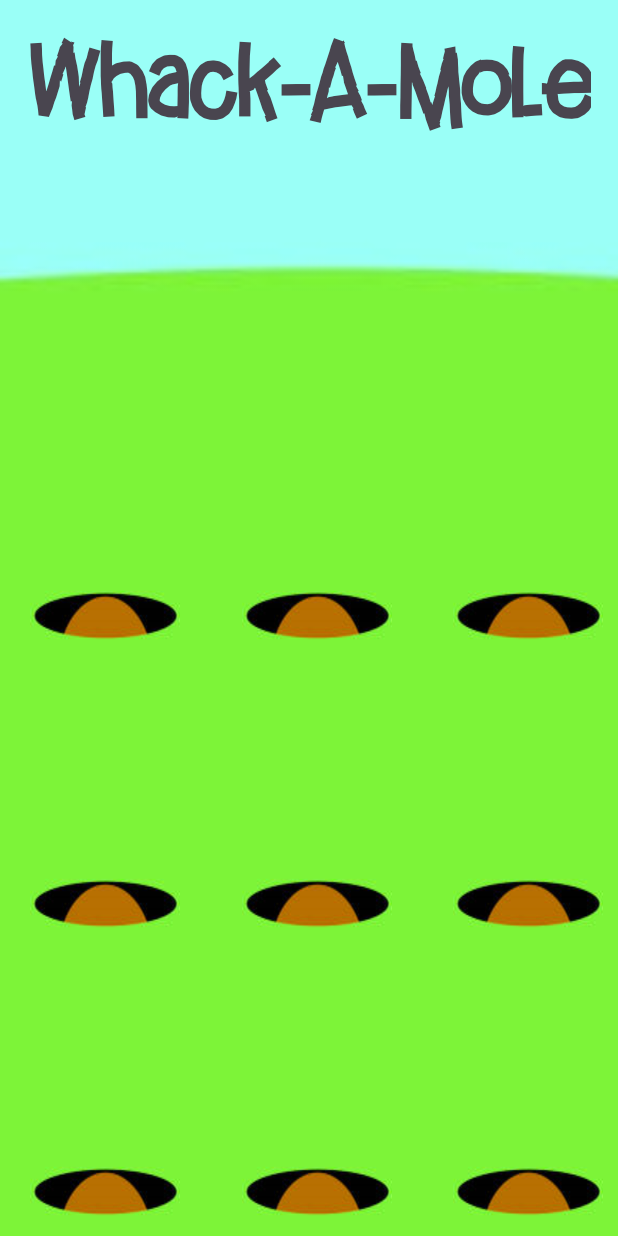
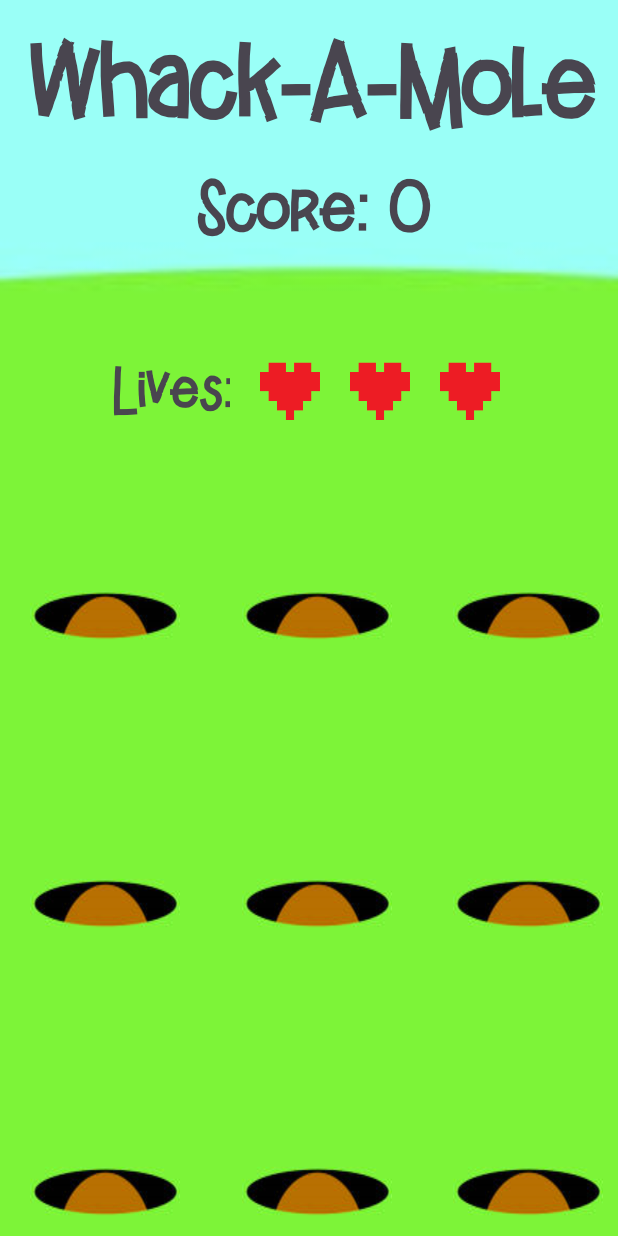
Before and after one commit to jewell-owen/Whack-A-Mole, an Android app: the GameActivity screen opened directly, with no data from a screen before it, on a phone screen of 412 x 824 dp. Run offline under Robolectric (Android 15) with nearby library versions, the phone set to English and light mode, and no system bars.

Commit message:
worked on play layout

```diff
--- a/app/src/main/java/com/example/project1/WhackAMoleViewModel.java
+++ b/app/src/main/java/com/example/project1/WhackAMoleViewModel.java
@@ -13,5 +13,4 @@ public class WhackAMoleViewModel extends ViewModel{
 
     private int score;
     private int lives;
-    private
 }
--- a/app/src/main/res/layout/activity_game.xml
+++ b/app/src/main/res/layout/activity_game.xml
@@ -9,8 +9,8 @@
     tools:context=".GameActivity">
 
     <TextView
-        android:id="@+id/main_title_tv"
-        android:layout_width="wrap_content"
+        android:id="@+id/game_title_tv"
+        android:layout_width="match_parent"
         android:layout_height="wrap_content"
         android:text="@string/app_name"
         android:textSize="76sp"
@@ -21,6 +21,68 @@
         app:layout_constraintEnd_toEndOf="parent"
         app:layout_constraintStart_toStartOf="parent"
         app:layout_constraintTop_toTopOf="parent" />
+
+    <TextView
+        android:id="@+id/game_score_tv"
+        android:layout_width="match_parent"
+        android:layout_height="wrap_content"
+        android:text="@string/score"
+        android:textSize="50sp"
+        android:textAlignment="center"
+        android:textStyle="bold"
+        android:layout_marginTop="12dp"
+        android:fontFamily="@font/mole_font"
+        app:layout_constraintEnd_toEndOf="parent"
+        app:layout_constraintStart_toStartOf="parent"
+        app:layout_constraintTop_toBottomOf="@id/game_title_tv" />
+
+    <TextView
+        android:id="@+id/game_lives_tv"
+        android:layout_width="wrap_content"
+        android:layout_height="wrap_content"
+        android:text="@string/lives"
+        android:textSize="40sp"
+        android:textAlignment="center"
+        android:textStyle="bold"
+        android:layout_marginTop="70dp"
+        android:layout_marginStart="74dp"
+        android:fontFamily="@font/mole_font"
+        app:layout_constraintStart_toStartOf="parent"
+        app:layout_constraintTop_toBottomOf="@id/game_score_tv" />
+
+    <ImageView
+        android:id="@+id/game_life1_iv"
+        android:layout_width="40dp"
+        android:layout_height="40dp"
+        android:layout_marginTop="74dp"
+        android:layout_marginLeft="20dp"
+        android:background="@drawable/full_heart"
+        app:layout_constraintStart_toEndOf="@id/game_lives_tv"
+        app:layout_constraintTop_toBottomOf="@id/game_score_tv">
+    </ImageView>
+
+
+    <ImageView
+        android:id="@+id/game_life2_iv"
+        android:layout_width="40dp"
+        android:layout_height="40dp"
+        android:layout_marginTop="74dp"
+        android:layout_marginStart="20dp"
+        android:background="@drawable/full_heart"
+        app:layout_constraintStart_toEndOf="@id/game_life1_iv"
+        app:layout_constraintTop_toBottomOf="@id/game_score_tv">
+    </ImageView>
+
+    <ImageView
+        android:id="@+id/game_life3_iv"
+        android:layout_width="40dp"
+        android:layout_height="40dp"
+        android:layout_marginTop="74dp"
+        android:layout_marginStart="20dp"
+        android:background="@drawable/full_heart"
+        app:layout_constraintStart_toEndOf="@id/game_life2_iv"
+        app:layout_constraintTop_toBottomOf="@id/game_score_tv">
+    </ImageView>
 
     <ImageView
         android:id="@+id/game_mole1_iv"
--- a/app/src/main/res/layout/activity_main.xml
+++ b/app/src/main/res/layout/activity_main.xml
@@ -10,7 +10,7 @@
 
     <TextView
         android:id="@+id/main_title_tv"
-        android:layout_width="wrap_content"
+        android:layout_width="match_parent"
         android:layout_height="wrap_content"
         android:text="@string/app_name"
         android:textSize="76sp"
--- a/app/src/main/res/values/strings.xml
+++ b/app/src/main/res/values/strings.xml
@@ -2,4 +2,6 @@
     <string name="app_name">Whack-A-Mole</string>
     <string name="session_score">High Score: 0</string>
     <string name="new_game">New Game</string>
+    <string name="score">Score: 0</string>
+    <string name="lives">Lives:</string>
 </resources>
```
Also changed, not shown: app/src/main/res/drawable/empty_heart.png (added), app/src/main/res/drawable/full_heart.png (added).
